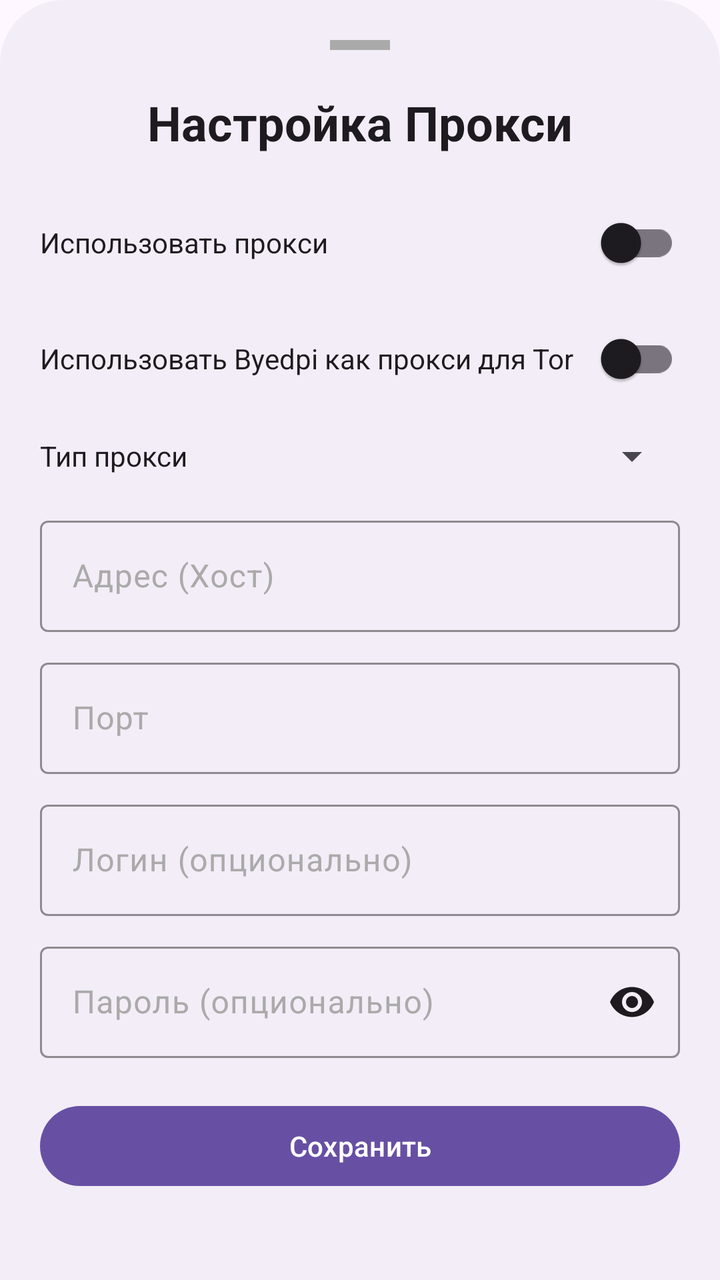
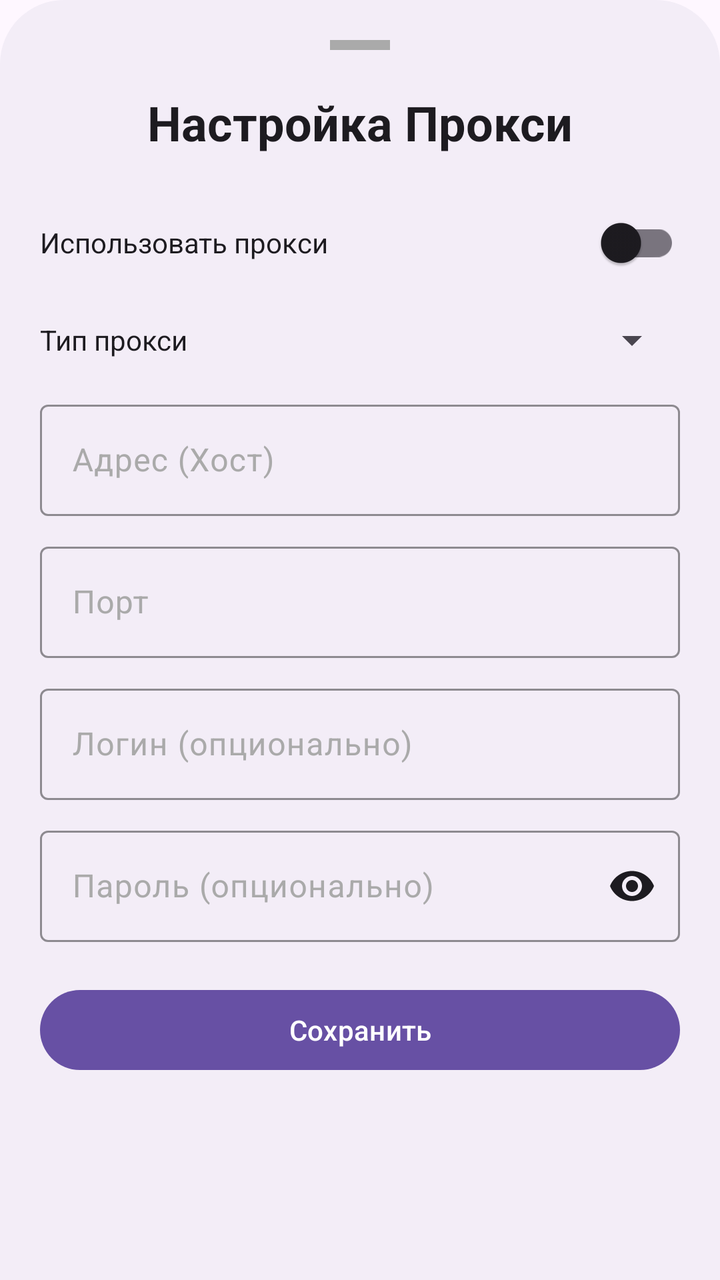

Compare the two renders of this Android layout. The source of the first and the diff that turns it into the second are given below.
<!-- AndroidManifest.xml: application theme DefaultTheme -->
<!-- res/layout/proxy_bottom_sheet.xml -->
<?xml version="1.0" encoding="utf-8"?>
<androidx.core.widget.NestedScrollView xmlns:android="http://schemas.android.com/apk/res/android"
    xmlns:app="http://schemas.android.com/apk/res-auto"
    android:layout_width="match_parent"
    android:layout_height="wrap_content"
    android:background="@drawable/bottom_sheet_rounded">

    <androidx.constraintlayout.widget.ConstraintLayout
        android:layout_width="match_parent"
        android:layout_height="wrap_content"
        android:padding="20dp">

        <View
            android:id="@+id/handle"
            android:layout_width="30dp"
            android:layout_height="5dp"
            android:background="@android:color/darker_gray"
            app:layout_constraintEnd_toEndOf="parent"
            app:layout_constraintStart_toStartOf="parent"
            app:layout_constraintTop_toTopOf="parent" />

        <TextView
            android:id="@+id/tvProxyHeader"
            style="@style/BottomSheetHeader"
            android:layout_marginTop="20dp"
            android:text="@string/socks_proxy_dialog_title"
            app:layout_constraintEnd_toEndOf="parent"
            app:layout_constraintStart_toStartOf="parent"
            app:layout_constraintTop_toBottomOf="@id/handle" />

        <com.google.android.material.switchmaterial.SwitchMaterial
            android:id="@+id/swProxyEnabled"
            android:layout_width="match_parent"
            android:layout_height="wrap_content"
            android:layout_marginTop="20dp"
            android:text="@string/socks_proxy_enable"
            app:layout_constraintTop_toBottomOf="@id/tvProxyHeader"
            style="@style/BottomSheetTextView" />

        <com.google.android.material.switchmaterial.SwitchMaterial
            android:id="@+id/swUseByeDpiAsUpstream"
            android:layout_width="match_parent"
            android:layout_height="wrap_content"
            android:layout_marginTop="10dp"
            android:text="@string/pref_byedpi_use_as_upstream_title"
            app:layout_constraintTop_toBottomOf="@id/swProxyEnabled"
            style="@style/BottomSheetTextView" />

        <TextView
            android:id="@+id/tvProxyTypeLabel"
            android:layout_width="wrap_content"
            android:layout_height="wrap_content"
            android:layout_marginTop="15dp"
            android:text="@string/socks_proxy_type"
            app:layout_constraintStart_toStartOf="parent"
            app:layout_constraintTop_toBottomOf="@id/swUseByeDpiAsUpstream"
            style="@style/BottomSheetTextView" />

        <Spinner
            android:id="@+id/spProxyType"
            android:layout_width="0dp"
            android:layout_height="wrap_content"
            android:layout_marginStart="10dp"

            app:layout_constraintBottom_toBottomOf="@id/tvProxyTypeLabel"
            app:layout_constraintEnd_toEndOf="parent"
            app:layout_constraintStart_toEndOf="@id/tvProxyTypeLabel"
            app:layout_constraintTop_toTopOf="@id/tvProxyTypeLabel" />

        <com.google.android.material.textfield.TextInputLayout
            android:id="@+id/tilProxyHost"
            android:layout_width="match_parent"
            android:layout_height="wrap_content"
            android:layout_marginTop="15dp"
            android:hint="@string/socks_proxy_host"
            app:hintTextColor="?attr/colorOnSurface"
            android:textColorHint="@android:color/darker_gray"
            app:boxStrokeColor="?attr/colorOnSurface"
            app:layout_constraintTop_toBottomOf="@id/spProxyType">

            <com.google.android.material.textfield.TextInputEditText
                android:id="@+id/etProxyHost"
                android:layout_width="match_parent"
                android:layout_height="wrap_content"
                android:inputType="textUri" />


        </com.google.android.material.textfield.TextInputLayout>

        <com.google.android.material.textfield.TextInputLayout
            android:id="@+id/tilProxyPort"
            android:layout_width="match_parent"
            android:layout_height="wrap_content"
            android:layout_marginTop="10dp"
            android:hint="@string/socks_proxy_port"
            app:hintTextColor="?attr/colorOnSurface"
            android:textColorHint="@android:color/darker_gray"
            app:boxStrokeColor="?attr/colorOnSurface"
            app:layout_constraintTop_toBottomOf="@id/tilProxyHost">

            <com.google.android.material.textfield.TextInputEditText
                android:id="@+id/etProxyPort"
                android:layout_width="match_parent"
                android:layout_height="wrap_content"
                android:inputType="number" />


        </com.google.android.material.textfield.TextInputLayout>

        <com.google.android.material.textfield.TextInputLayout
            android:id="@+id/tilProxyUser"
            android:layout_width="match_parent"
            android:layout_height="wrap_content"
            android:layout_marginTop="10dp"
            android:hint="@string/socks_proxy_username"
            app:hintTextColor="?attr/colorOnSurface"
            android:textColorHint="@android:color/darker_gray"
            app:boxStrokeColor="?attr/colorOnSurface"
            app:layout_constraintTop_toBottomOf="@id/tilProxyPort">

            <com.google.android.material.textfield.TextInputEditText
                android:id="@+id/etProxyUser"
                android:layout_width="match_parent"
                android:layout_height="wrap_content"
                android:inputType="text" />


        </com.google.android.material.textfield.TextInputLayout>

        <com.google.android.material.textfield.TextInputLayout
            android:id="@+id/tilProxyPassword"
            android:layout_width="match_parent"
            android:layout_height="wrap_content"
            android:layout_marginTop="10dp"
            android:hint="@string/socks_proxy_password"
            app:hintTextColor="?attr/colorOnSurface"
            android:textColorHint="@android:color/darker_gray"
            app:boxStrokeColor="?attr/colorOnSurface"
            app:endIconMode="password_toggle"
            app:endIconTint="?attr/colorOnSurface"
            app:layout_constraintTop_toBottomOf="@id/tilProxyUser">

            <com.google.android.material.textfield.TextInputEditText
                android:id="@+id/etProxyPassword"
                android:layout_width="match_parent"
                android:layout_height="wrap_content"
                android:inputType="textPassword" />


        </com.google.android.material.textfield.TextInputLayout>

        <Button
            android:id="@+id/btnSave"
            android:layout_width="match_parent"
            android:layout_height="wrap_content"
            android:layout_marginTop="20dp"

            android:text="@string/save"


            app:layout_constraintTop_toBottomOf="@id/tilProxyPassword" />

    </androidx.constraintlayout.widget.ConstraintLayout>
</androidx.core.widget.NestedScrollView>
<!-- resources referenced by this layout -->
<resources>
  <!-- drawable bottom_sheet_rounded (drawable) -->
  <?xml version="1.0" encoding="utf-8"?>
  <shape xmlns:android="http://schemas.android.com/apk/res/android"
      android:shape="rectangle">
      <solid android:color="?attr/colorSurfaceContainer" />
      <corners
          android:topLeftRadius="32dp"
          android:topRightRadius="32dp"
          android:bottomLeftRadius="0dp"
          android:bottomRightRadius="0dp" />
  </shape>
  <string name="pref_byedpi_use_as_upstream_title">Использовать Byedpi как прокси для Tor</string>
  <string name="save">Сохранить</string>
  <string name="socks_proxy_dialog_title">Настройка Прокси</string>
  <string name="socks_proxy_enable">Использовать прокси</string>
  <string name="socks_proxy_host">Адрес (Хост)</string>
  <string name="socks_proxy_password">Пароль (опционально)</string>
  <string name="socks_proxy_port">Порт</string>
  <string name="socks_proxy_type">Тип прокси</string>
  <string name="socks_proxy_username">Логин (опционально)</string>
  <style name="BottomSheetHeader" parent="BottomSheetTextView">
          <item name="android:layout_marginTop">8dp</item>
          <item name="android:gravity">center_horizontal</item>
          <item name="android:textStyle">bold</item>
          <item name="android:layout_width">wrap_content</item>
          <item name="android:layout_height">wrap_content</item>
          <item name="android:textSize">24sp</item>
      </style>
  <style name="BottomSheetTextView" parent="android:Widget.TextView">
          <item name="android:textColor">?attr/colorOnSurface</item>
          <item name="android:layout_width">wrap_content</item>
          <item name="android:layout_height">wrap_content</item>
      </style>
  <style name="DefaultTheme" parent="Theme.Material3.DayNight.NoActionBar">
          <item name="preferenceTheme">@style/PrefsTheme</item>
      </style>
  <style name="PrefsTheme" parent="PreferenceThemeOverlay">
          <item name="android:layout">@layout/fragment_settings</item>
      </style>
</resources>

<!-- the commit's change to res/layout/proxy_bottom_sheet.xml (unified diff, before → after) -->
@@ -37,14 +37,7 @@
             app:layout_constraintTop_toBottomOf="@id/tvProxyHeader"
             style="@style/BottomSheetTextView" />
 
-        <com.google.android.material.switchmaterial.SwitchMaterial
-            android:id="@+id/swUseByeDpiAsUpstream"
-            android:layout_width="match_parent"
-            android:layout_height="wrap_content"
-            android:layout_marginTop="10dp"
-            android:text="@string/pref_byedpi_use_as_upstream_title"
-            app:layout_constraintTop_toBottomOf="@id/swProxyEnabled"
-            style="@style/BottomSheetTextView" />
+        
 
         <TextView
             android:id="@+id/tvProxyTypeLabel"
@@ -53,7 +46,7 @@
             android:layout_marginTop="15dp"
             android:text="@string/socks_proxy_type"
             app:layout_constraintStart_toStartOf="parent"
-            app:layout_constraintTop_toBottomOf="@id/swUseByeDpiAsUpstream"
+            app:layout_constraintTop_toBottomOf="@id/swProxyEnabled"
             style="@style/BottomSheetTextView" />
 
         <Spinner
<!-- resource entries referenced after the edit -->
@@ -11,7 +11,6 @@
           android:bottomLeftRadius="0dp"
           android:bottomRightRadius="0dp" />
   </shape>
-  <string name="pref_byedpi_use_as_upstream_title">Использовать Byedpi как прокси для Tor</string>
   <string name="save">Сохранить</string>
   <string name="socks_proxy_dialog_title">Настройка Прокси</string>
   <string name="socks_proxy_enable">Использовать прокси</string>
